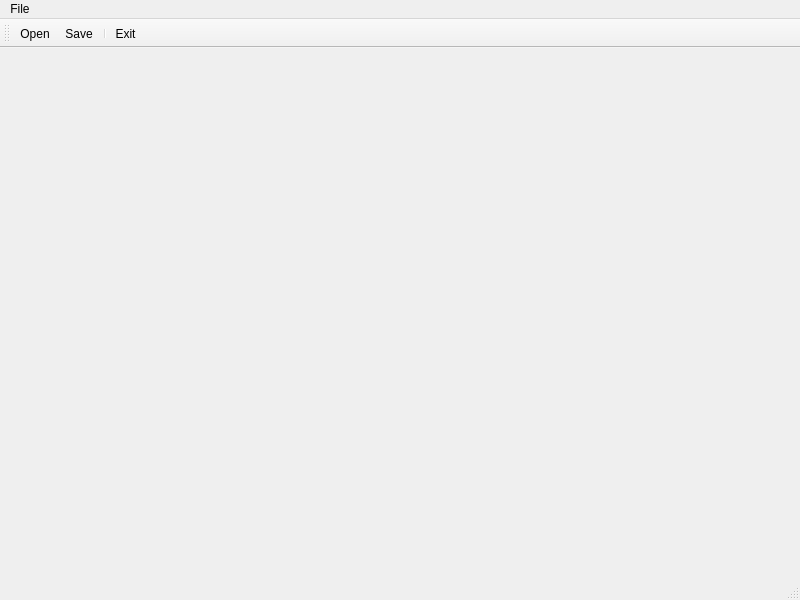
Xiliam73/-Accounting_for_companies_servicing_the_DEZ_district, file mainwindow.ui: the form before one commit.
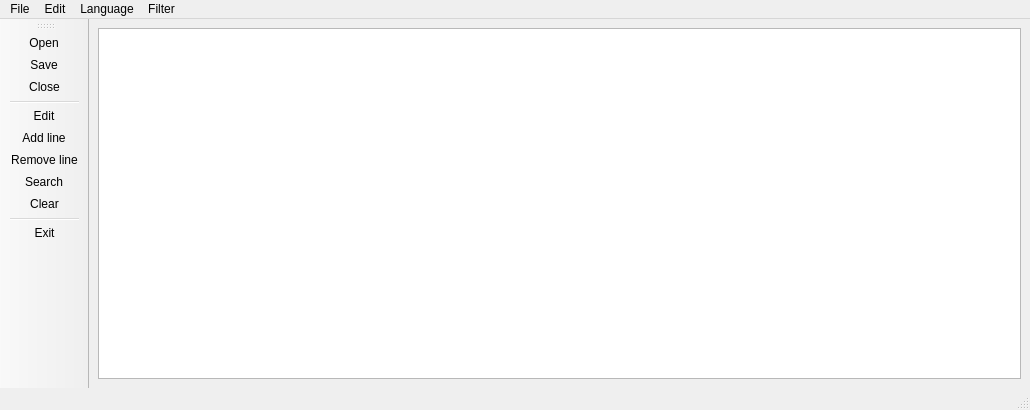
The form after the commit. Icons and pictures are not drawn.

```diff
--- a/mainwindow.ui
+++ b/mainwindow.ui
@@ -6,20 +6,57 @@
    <rect>
     <x>0</x>
     <y>0</y>
-    <width>800</width>
-    <height>600</height>
+    <width>1030</width>
+    <height>410</height>
    </rect>
   </property>
+  <property name="sizePolicy">
+   <sizepolicy hsizetype="Expanding" vsizetype="Preferred">
+    <horstretch>0</horstretch>
+    <verstretch>0</verstretch>
+   </sizepolicy>
+  </property>
   <property name="windowTitle">
    <string>MainWindow</string>
   </property>
-  <widget class="QWidget" name="centralwidget"/>
+  <property name="tabShape">
+   <enum>QTabWidget::TabShape::Rounded</enum>
+  </property>
+  <widget class="QWidget" name="centralwidget">
+   <layout class="QGridLayout" name="gridLayout">
+    <item row="0" column="0">
+     <widget class="QTableView" name="tableView">
+      <property name="enabled">
+       <bool>true</bool>
+      </property>
+      <property name="sizePolicy">
+       <sizepolicy hsizetype="Expanding" vsizetype="Expanding">
+        <horstretch>0</horstretch>
+        <verstretch>0</verstretch>
+       </sizepolicy>
+      </property>
+      <property name="frameShape">
+       <enum>QFrame::Shape::StyledPanel</enum>
+      </property>
+      <property name="frameShadow">
+       <enum>QFrame::Shadow::Sunken</enum>
+      </property>
+      <property name="sortingEnabled">
+       <bool>true</bool>
+      </property>
+      <attribute name="horizontalHeaderCascadingSectionResizes">
+       <bool>false</bool>
+      </attribute>
+     </widget>
+    </item>
+   </layout>
+  </widget>
   <widget class="QMenuBar" name="menubar">
    <property name="geometry">
     <rect>
      <x>0</x>
      <y>0</y>
-     <width>800</width>
+     <width>1030</width>
      <height>21</height>
     </rect>
    </property>
@@ -32,7 +69,30 @@
     <addaction name="separator"/>
     <addaction name="actionExit"/>
    </widget>
+   <widget class="QMenu" name="menuLanguage">
+    <property name="title">
+     <string>Language</string>
+    </property>
+   </widget>
+   <widget class="QMenu" name="menuEdit">
+    <property name="title">
+     <string>Edit</string>
+    </property>
+    <addaction name="actionEdit"/>
+    <addaction name="actionAdd_line"/>
+    <addaction name="actionRemove"/>
+   </widget>
+   <widget class="QMenu" name="menuFilter">
+    <property name="title">
+     <string>Filter</string>
+    </property>
+    <addaction name="actionSearch"/>
+    <addaction name="actionClear"/>
+   </widget>
    <addaction name="menuFile"/>
+   <addaction name="menuEdit"/>
+   <addaction name="menuLanguage"/>
+   <addaction name="menuFilter"/>
   </widget>
   <widget class="QStatusBar" name="statusbar"/>
   <widget class="QToolBar" name="toolBar">
@@ -43,16 +103,23 @@
     <enum>Qt::LayoutDirection::LeftToRight</enum>
    </property>
    <property name="orientation">
-    <enum>Qt::Orientation::Horizontal</enum>
+    <enum>Qt::Orientation::Vertical</enum>
    </property>
    <attribute name="toolBarArea">
-    <enum>TopToolBarArea</enum>
+    <enum>LeftToolBarArea</enum>
    </attribute>
    <attribute name="toolBarBreak">
     <bool>false</bool>
    </attribute>
    <addaction name="actionOpen"/>
    <addaction name="actionSave"/>
+   <addaction name="actionClose"/>
+   <addaction name="separator"/>
+   <addaction name="actionEdit"/>
+   <addaction name="actionAdd_line"/>
+   <addaction name="actionRemove"/>
+   <addaction name="actionSearch"/>
+   <addaction name="actionClear"/>
    <addaction name="separator"/>
    <addaction name="actionExit"/>
   </widget>
@@ -82,6 +149,51 @@
     <string>Exit</string>
    </property>
   </action>
+  <action name="actionEdit">
+   <property name="checkable">
+    <bool>true</bool>
+   </property>
+   <property name="icon">
+    <iconset theme="QIcon::ThemeIcon::MailMessageNew"/>
+   </property>
+   <property name="text">
+    <string>Edit</string>
+   </property>
+  </action>
+  <action name="actionAdd_line">
+   <property name="icon">
+    <iconset theme="QIcon::ThemeIcon::ListAdd"/>
+   </property>
+   <property name="text">
+    <string>Add line</string>
+   </property>
+  </action>
+  <action name="actionRemove">
+   <property name="icon">
+    <iconset theme="QIcon::ThemeIcon::ListRemove"/>
+   </property>
+   <property name="text">
+    <string>Remove line</string>
+   </property>
+  </action>
+  <action name="actionClose">
+   <property name="icon">
+    <iconset theme="QIcon::ThemeIcon::EditClear"/>
+   </property>
+   <property name="text">
+    <string>Close</string>
+   </property>
+  </action>
+  <action name="actionSearch">
+   <property name="text">
+    <string>Search</string>
+   </property>
+  </action>
+  <action name="actionClear">
+   <property name="text">
+    <string>Clear</string>
+   </property>
+  </action>
  </widget>
  <resources>
   <include location="icons/icon.qrc"/>
```
Left out of the diff: 3 changed lines with no effect on the pictures.
